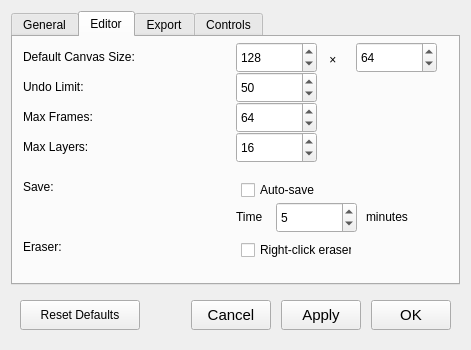
Qt form POD2d/dialogs/settingsdialog.ui (ilertwo/POD2d) before a commit.
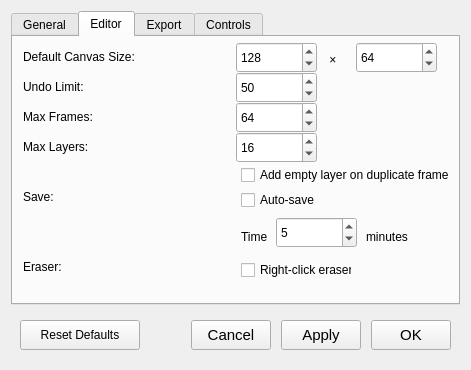
The same form after that commit. The open tabs and pages were chosen to show the change.

Diff of the .ui file:
```diff
--- a/POD2d/dialogs/settingsdialog.ui
+++ b/POD2d/dialogs/settingsdialog.ui
@@ -7,13 +7,13 @@
     <x>0</x>
     <y>0</y>
     <width>471</width>
-    <height>350</height>
+    <height>370</height>
    </rect>
   </property>
   <property name="minimumSize">
    <size>
     <width>450</width>
-    <height>350</height>
+    <height>370</height>
    </size>
   </property>
   <property name="windowTitle">
@@ -316,7 +316,7 @@
           <property name="geometry">
            <rect>
             <x>10</x>
-            <y>140</y>
+            <y>150</y>
             <width>51</width>
             <height>20</height>
            </rect>
@@ -355,7 +355,7 @@
           <property name="geometry">
            <rect>
             <x>10</x>
-            <y>200</y>
+            <y>220</y>
             <width>101</width>
             <height>20</height>
            </rect>
@@ -422,7 +422,7 @@
           <property name="geometry">
            <rect>
             <x>5</x>
-            <y>140</y>
+            <y>150</y>
             <width>111</width>
             <height>26</height>
            </rect>
@@ -437,8 +437,8 @@
          <widget class="QLabel" name="label_15">
           <property name="geometry">
            <rect>
-            <x>0</x>
-            <y>170</y>
+            <x>5</x>
+            <y>190</y>
             <width>41</width>
             <height>20</height>
            </rect>
@@ -451,7 +451,7 @@
           <property name="geometry">
            <rect>
             <x>40</x>
-            <y>165</y>
+            <y>180</y>
             <width>81</width>
             <height>31</height>
            </rect>
@@ -486,7 +486,7 @@
           <property name="geometry">
            <rect>
             <x>130</x>
-            <y>170</y>
+            <y>190</y>
             <width>61</width>
             <height>20</height>
            </rect>
@@ -565,7 +565,7 @@
           <property name="geometry">
            <rect>
             <x>5</x>
-            <y>200</y>
+            <y>220</y>
             <width>111</width>
             <height>26</height>
            </rect>
@@ -577,6 +577,28 @@
            <string>Right-click eraser:</string>
           </property>
          </widget>
+         <widget class="QCheckBox" name="chk_AddEmptyLayerOnDuplicate">
+          <property name="geometry">
+           <rect>
+            <x>5</x>
+            <y>125</y>
+            <width>221</width>
+            <height>26</height>
+           </rect>
+          </property>
+          <property name="cursor">
+           <cursorShape>PointingHandCursor</cursorShape>
+          </property>
+          <property name="text">
+           <string>Add empty layer on duplicate frame</string>
+          </property>
+          <property name="checked">
+           <bool>false</bool>
+          </property>
+          <property name="tristate">
+           <bool>false</bool>
+          </property>
+         </widget>
         </widget>
        </item>
       </layout>
```
Left out of the diff: 4 changed lines with no effect on the pictures.
